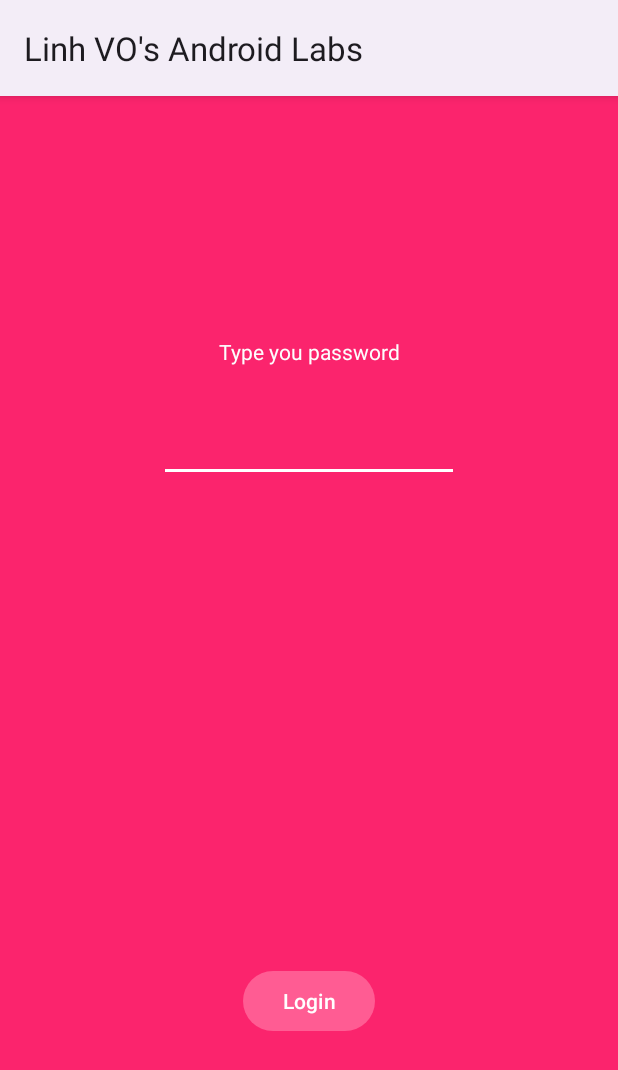
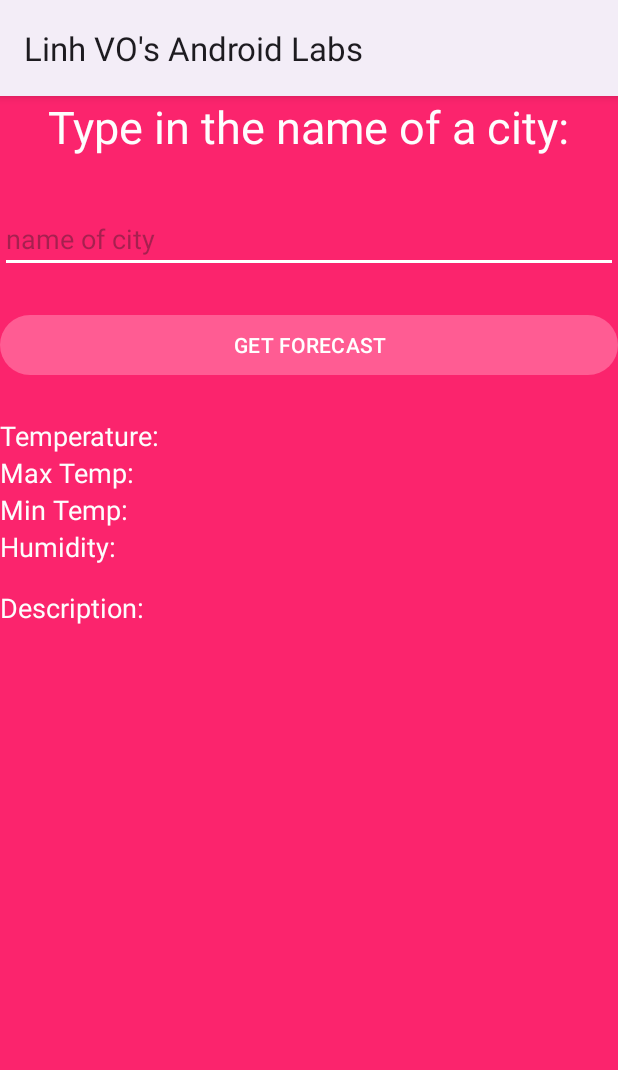
Before and after one commit to nguyenlinh143/LinhVoAndroidLabs, an Android app: the screen it shows after launch (MainActivity), on a phone screen of 412 x 824 dp. Shown: the top 1070 px of the screen. Run offline under Robolectric (Android 15) with nearby library versions, the phone set to English and light mode, and no system bars; our stand-ins replace Volley.

Commit message:
completed week 10 - information

```diff
--- a/app/src/main/AndroidManifest.xml
+++ b/app/src/main/AndroidManifest.xml
@@ -1,7 +1,7 @@
 <?xml version="1.0" encoding="utf-8"?>
 <manifest xmlns:android="http://schemas.android.com/apk/res/android"
     xmlns:tools="http://schemas.android.com/tools">
-
+    <uses-permission android:name="android.permission.INTERNET"/>
     <application
         android:allowBackup="true"
         android:dataExtractionRules="@xml/data_extraction_rules"
--- a/app/src/main/res/layout/activity_main.xml
+++ b/app/src/main/res/layout/activity_main.xml
@@ -8,36 +8,88 @@
     tools:context=".MainActivity">
 
     <TextView
+        android:textSize="30dp"
         android:id="@+id/textView"
         android:layout_width="wrap_content"
         android:layout_height="wrap_content"
-        android:text="@string/hello_message"
-        app:layout_constraintBottom_toBottomOf="parent"
+        android:text="Type in the name of a city:"
         app:layout_constraintEnd_toEndOf="parent"
         app:layout_constraintStart_toStartOf="parent"
-        app:layout_constraintTop_toTopOf="parent"
-        app:layout_constraintVertical_bias="0.217" />
+        app:layout_constraintTop_toTopOf="parent" />
 
     <EditText
-        android:id="@+id/editText"
-        android:layout_width="200dp"
+        android:id="@+id/cityTextField"
+        android:layout_width="match_parent"
         android:layout_height="wrap_content"
         android:layout_marginTop="32dp"
+        android:hint="name of city"
+        app:layout_constraintTop_toBottomOf="@+id/textView"
+        tools:layout_editor_absoluteX="0dp" />
+
+    <Button
+        android:id="@+id/forecastButton"
+        android:layout_width="match_parent"
+        android:layout_height="wrap_content"
+        android:layout_marginTop="24dp"
+        android:text="GET FORECAST"
         app:layout_constraintEnd_toEndOf="parent"
         app:layout_constraintStart_toStartOf="parent"
-        app:layout_constraintTop_toBottomOf="@+id/textView" />
+        app:layout_constraintTop_toBottomOf="@+id/cityTextField" />
 
-    <Button
-        android:id="@+id/button"
-        android:layout_width="wrap_content"
+    <!-- Added TextViews, ImageView, and LinearLayout -->
+    <LinearLayout
+        android:orientation="vertical"
+        android:layout_width="match_parent"
         android:layout_height="wrap_content"
-        android:layout_marginBottom="50dp"
-        android:text="@string/button_message"
-        app:layout_constraintBottom_toBottomOf="parent"
-        app:layout_constraintEnd_toEndOf="parent"
-        app:layout_constraintStart_toStartOf="parent"
-        app:layout_constraintTop_toBottomOf="@+id/textView"
-        app:layout_constraintVertical_bias="0.829" />
+        android:layout_marginTop="24dp"
+        app:layout_constraintTop_toBottomOf="@+id/forecastButton">
+        <!--android:visibility="invisible"!-->
+
+        <TextView
+            android:id="@+id/temperatureTextView"
+            android:layout_width="wrap_content"
+            android:layout_height="wrap_content"
+            android:text="Temperature: "
+            android:textSize="18sp" />
+
+        <TextView
+            android:id="@+id/maxTempTextView"
+            android:layout_width="wrap_content"
+            android:layout_height="wrap_content"
+            android:text="Max Temp: "
+            android:textSize="18sp" />
+
+        <TextView
+            android:id="@+id/minTempTextView"
+            android:layout_width="wrap_content"
+            android:layout_height="wrap_content"
+            android:text="Min Temp: "
+            android:textSize="18sp" />
+
+        <TextView
+            android:id="@+id/humidityTextView"
+            android:layout_width="wrap_content"
+            android:layout_height="wrap_content"
+            android:text="Humidity: "
+            android:textSize="18sp" />
+
+        <ImageView
+            android:id="@+id/weatherImageView"
+            android:layout_width="wrap_content"
+            android:layout_height="wrap_content"
+            android:layout_marginTop="16dp"
+            android:visibility="invisible"
+            />
+
+        <TextView
+            android:id="@+id/descriptionTextView"
+            android:layout_width="wrap_content"
+            android:layout_height="wrap_content"
+            android:text="Description: "
+            android:textSize="18sp" />
+
+    </LinearLayout>
+    <!-- End of added components -->
 
 
 </androidx.constraintlayout.widget.ConstraintLayout>
```
Also changed, not shown: app/build.gradle (+6 -18 lines), app/src/main/java/algonquin/cst2335/vo000077/MainActivity.java (+95 -66 lines).
